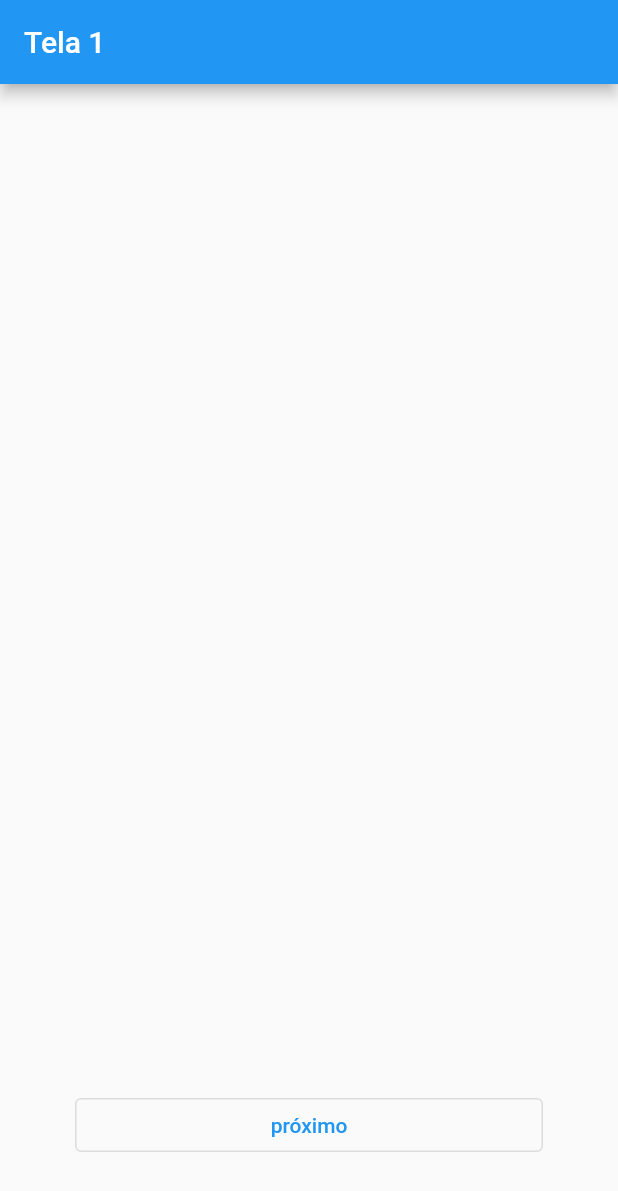
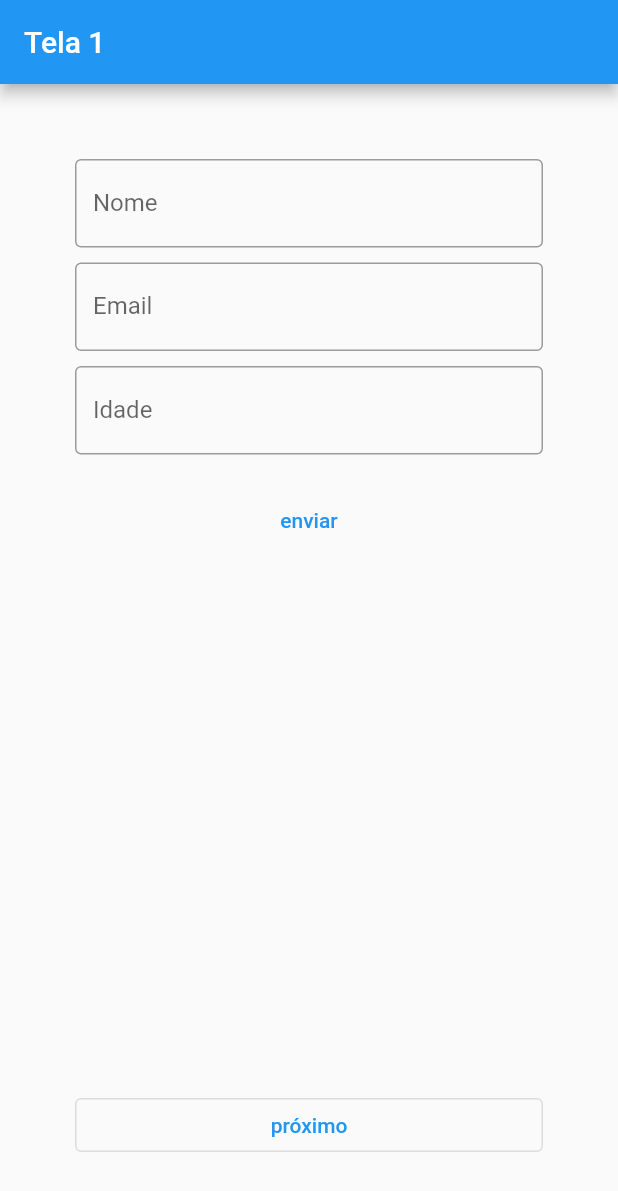
Before and after one commit to Doni-zete/Projetos-flutter, a Flutter app: the screen it shows after launch, on a phone screen of 412 x 824 dp. Shown: the top 1191 px of the screen. Run offline on Flutter 3.47's test engine with Material 2 defaults, Android fonts, the light colour scheme and no system bars.

Commit message:
navegacao com cadastro simples

```diff
--- a/app_navegacao/lib/main.dart
+++ b/app_navegacao/lib/main.dart
@@ -16,11 +16,20 @@ void main() {
         't3': (context) => Tela3(),
         't4': (context) => Tela4(),
       },
-
-
     ),
   );
 }
+
+//
+// Classe para Troca de Dados entre as Telas
+//
+class Cadastro{
+  final String nome;
+  final String email;
+  final int idade;
+  Cadastro(this.nome,this.email,this.idade);
+}
+
 
 //
 // TELA 1
@@ -33,6 +42,11 @@ class Tela1 extends StatefulWidget {
 }
 
 class _Tela1State extends State<Tela1> {
+
+  var nome = TextEditingController();
+  var email = TextEditingController();
+  var idade = TextEditingController();
+
   @override
   Widget build(BuildContext context) {
     return Scaffold(
@@ -45,16 +59,81 @@ class _Tela1State extends State<Tela1> {
           mainAxisAlignment: MainAxisAlignment.end,
           crossAxisAlignment: CrossAxisAlignment.stretch,
           children: [
+            Expanded(
+              child: Container(
+                child: Column(
+                  children: [
 
+                    TextField(
+                      controller: nome,
+                      decoration: InputDecoration(
+                        labelText: 'Nome',
+                        border: OutlineInputBorder(),
+                      ),
+                    ),
+
+                    SizedBox(
+                      height: 10,
+                    ),
+
+                    TextField(
+                      controller: email,
+                      decoration: InputDecoration(
+                        labelText: 'Email',
+                        border: OutlineInputBorder(),
+                      ),
+                    ),
+
+                    SizedBox(
+                      height: 10,
+                    ),
+
+                    TextField(
+                      controller: idade,
+                      decoration: InputDecoration(
+                        labelText: 'Idade',
+                        border: OutlineInputBorder(),
+                      ),
+                    ),
+                    SizedBox(
+                      height: 20,
+                    ),
+
+                    TextButton(
+                      onPressed: () {
+
+                        setState(() {
+
+                          //Encapsular os dados que serão
+                          //trocados entre as telas
+                          var obj = Cadastro(
+                            nome.text,
+                            email.text,
+                            int.parse(idade.text)
+                          );
+
+                          Navigator.pushNamed(
+                            context,
+                            't2',
+                            arguments: obj
+                          );
+
+                        });
+
+                      },
+
+                      child: Text('enviar'),
+                    )
+                  ],
+                ),
+              ),
+            ),
             OutlinedButton(
-              onPressed: (){
-
+              onPressed: () {
                 Navigator.pushNamed(context, 't2');
-
               },
               child: Text('próximo'),
             ),
-
           ],
         ),
       ),
@@ -75,6 +154,12 @@ class Tela2 extends StatefulWidget {
 class _Tela2State extends State<Tela2> {
   @override
   Widget build(BuildContext context) {
+
+    //
+    // RECUPERAR OS DADOS QUE FORAM TRANSMITIDOS
+    //
+    var obj = ModalRoute.of(context)!.settings.arguments as Cadastro;
+
     return Scaffold(
       appBar: AppBar(
         title: Text('Tela 2'),
@@ -82,8 +167,7 @@ class _Tela2State extends State<Tela2> {
         //
         // REMOVER O BOTÃO VOLTAR DO APPBAR
         //
-        automaticallyImplyLeading: true,
-
+        automaticallyImplyLeading: false,
       ),
       body: Container(
         padding: EdgeInsets.all(50),
@@ -91,20 +175,31 @@ class _Tela2State extends State<Tela2> {
           mainAxisAlignment: MainAxisAlignment.end,
           crossAxisAlignment: CrossAxisAlignment.stretch,
           children: [
+            Text('Nome'),
+            Text(obj.nome, style: TextStyle(fontSize: 24),),
+
+            SizedBox(height: 10,),
+            Text('Email'),
+            Text(obj.email, style: TextStyle(fontSize: 24),),
+
+            SizedBox(height: 10,),
+            Text('Idade'),
+            Text(obj.idade.toString(), style: TextStyle(fontSize: 24),),
+
+            SizedBox(height: 300,),
             Row(
               children: [
                 Expanded(
                   child: OutlinedButton(
-                    onPressed: (){
+                    onPressed: () {
                       Navigator.pop(context);
                     },
                     child: Text('anterior'),
                   ),
                 ),
-
                 Expanded(
                   child: OutlinedButton(
-                    onPressed: (){
+                    onPressed: () {
                       Navigator.pushNamed(context, 't3');
                     },
                     child: Text('próximo'),
@@ -112,10 +207,6 @@ class _Tela2State extends State<Tela2> {
                 ),
               ],
             ),
-
-
-
-
           ],
         ),
       ),
@@ -136,7 +227,33 @@ class Tela3 extends StatelessWidget {
         title: Text('Tela 3'),
       ),
       body: Container(
-        padding: EdgeInsets.all(30),
+        padding: EdgeInsets.all(50),
+        child: Column(
+          mainAxisAlignment: MainAxisAlignment.end,
+          crossAxisAlignment: CrossAxisAlignment.stretch,
+          children: [
+            Row(
+              children: [
+                Expanded(
+                  child: OutlinedButton(
+                    onPressed: () {
+                      Navigator.pop(context);
+                    },
+                    child: Text('anterior'),
+                  ),
+                ),
+                Expanded(
+                  child: OutlinedButton(
+                    onPressed: () {
+                      Navigator.pushNamed(context, 't4');
+                    },
+                    child: Text('próximo'),
+                  ),
+                ),
+              ],
+            ),
+          ],
+        ),
       ),
     );
   }
@@ -146,16 +263,28 @@ class Tela3 extends StatelessWidget {
 // TELA 4
 //
 class Tela4 extends StatelessWidget {
-  const Tela4({ Key? key }) : super(key: key);
+  const Tela4({Key? key}) : super(key: key);
 
   @override
   Widget build(BuildContext context) {
- return Scaffold(
+    return Scaffold(
       appBar: AppBar(
         title: Text('Tela 4'),
       ),
       body: Container(
-        padding: EdgeInsets.all(30),
+        padding: EdgeInsets.all(50),
+        child: Column(
+          mainAxisAlignment: MainAxisAlignment.end,
+          crossAxisAlignment: CrossAxisAlignment.stretch,
+          children: [
+            OutlinedButton(
+              onPressed: () {
+                Navigator.pop(context);
+              },
+              child: Text('anterior'),
+            ),
+          ],
+        ),
       ),
     );
   }
```
